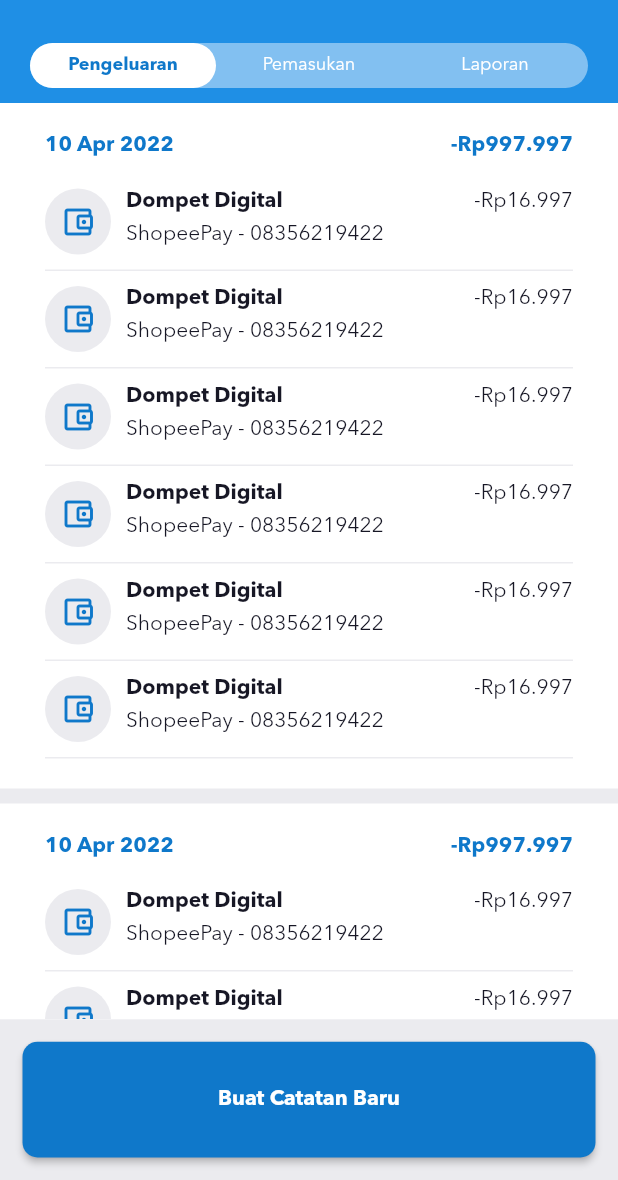
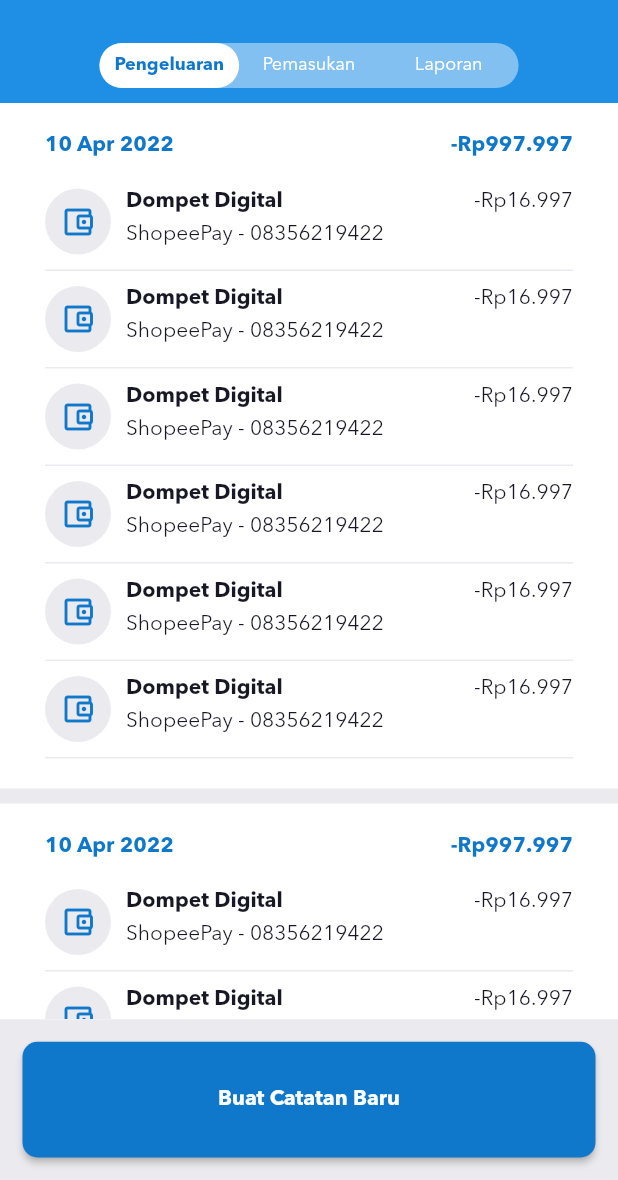
Before and after one commit to itsmerafial141/catatan_keuangan, a Flutter app: the screen it shows after launch, on a phone screen of 412 x 824 dp, the part 56-1236 px from its top. Run offline on Flutter 3.47's test engine with Material 2 defaults, Android fonts, the phone set to English and light mode, and no system bars; our stand-ins replace get.

Commit message:
fixing bug size appbar tab

```diff
--- a/lib/app/modules/home/controllers/home_controller.dart
+++ b/lib/app/modules/home/controllers/home_controller.dart
@@ -1,5 +1,14 @@
+import 'package:flutter/material.dart';
 import 'package:get/get.dart';
 
 class HomeController extends GetxController {
   var appBarTab = 0.obs;
+  Size textSize(String text, TextStyle style) {
+    final TextPainter textPainter = TextPainter(
+        text: TextSpan(text: text, style: style),
+        maxLines: 1,
+        textDirection: TextDirection.ltr)
+      ..layout(minWidth: 0, maxWidth: double.infinity);
+    return textPainter.size;
+  }
 }
--- a/lib/app/modules/home/views/home_view.dart
+++ b/lib/app/modules/home/views/home_view.dart
@@ -36,29 +36,38 @@ class HomeView extends GetView<HomeController> {
               alignment: Alignment.center,
               color: MyColors.blueAccent,
               child: Container(
-                margin: EdgeInsets.symmetric(horizontal: 20),
+                margin: EdgeInsets.symmetric(horizontal: 10),
                 decoration: BoxDecoration(
                   borderRadius: BorderRadius.circular(Get.width),
                   color: MyColors.lightBllueAccent,
                 ),
                 child: Row(
+                  mainAxisSize: MainAxisSize.min,
                   children: List.generate(
                     MyStrings.listAppbarTab.length,
                     (index) {
                       return Obx(
-                        () => Expanded(
-                          child: InkWell(
+                        () => InkWell(
                           onTap: () {
                             controller.appBarTab.value = index;
                           },
                           borderRadius: BorderRadius.circular(Get.width),
                           child: Container(
-                              width: 120,
                             alignment: Alignment.center,
                             padding: EdgeInsets.symmetric(
-                                horizontal: 20,
+                              horizontal: 10,
                               vertical: 8,
                             ),
+                            width: controller
+                                    .textSize(
+                                      "Pengeluaran",
+                                      TextStyle(
+                                        fontFamily: MyFontFamily.Bold,
+                                        fontSize: MyStyles.H6,
+                                      ),
+                                    )
+                                    .width +
+                                20,
                             decoration: BoxDecoration(
                               borderRadius: BorderRadius.circular(Get.width),
                               color: controller.appBarTab.value == index
@@ -68,15 +77,13 @@ class HomeView extends GetView<HomeController> {
                             child: Text(
                               MyStrings.listAppbarTab[index],
                               style: TextStyle(
-                                  fontFamily:
-                                      controller.appBarTab.value == index
+                                fontFamily: controller.appBarTab.value == index
                                     ? MyFontFamily.Bold
                                     : MyFontFamily.Regular,
                                 fontSize: MyStyles.H6,
                                 color: controller.appBarTab.value == index
                                     ? MyColors.darkBlueAccent
                                     : MyColors.white,
-                                ),
                               ),
                             ),
                           ),
```
Lines whose indentation alone changed are shown as unchanged.
